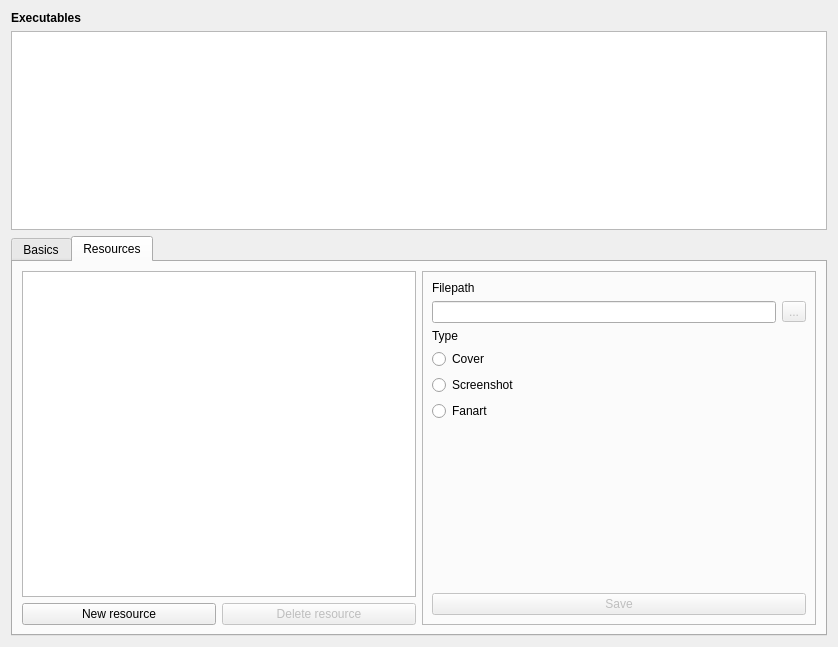
Before: the Qt Designer form res/executable.ui in remeh/mehstation-config, drawn with Qt 5.
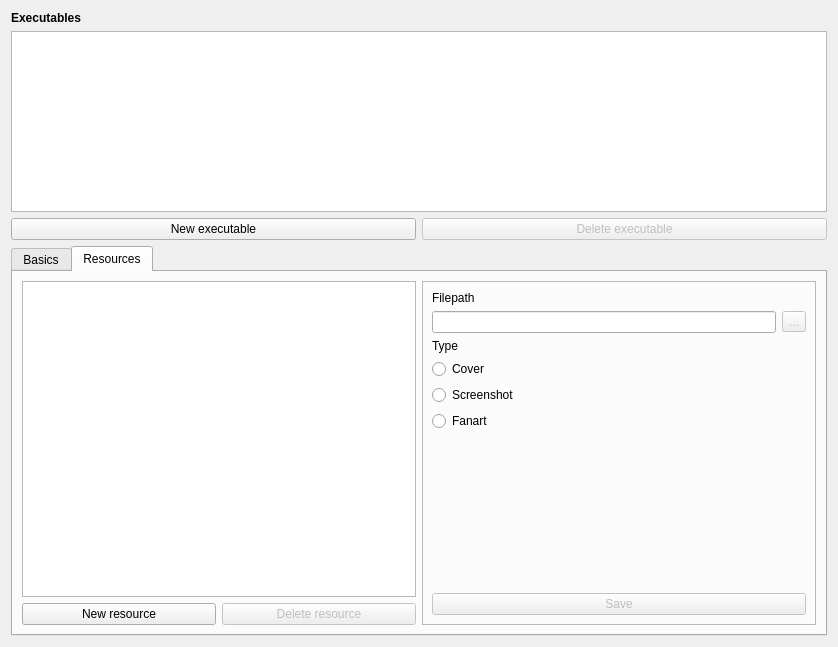
After: the same form once the commit is applied.

Commit message: Deletion of an executable.

Diff of the .ui file:
```diff
--- a/res/executable.ui
+++ b/res/executable.ui
@@ -25,7 +25,32 @@
     </widget>
    </item>
    <item>
-    <widget class="QListWidget" name="listExecutables"/>
+    <layout class="QVBoxLayout" name="verticalLayout_4">
+     <item>
+      <widget class="QListWidget" name="listExecutables"/>
+     </item>
+     <item>
+      <layout class="QHBoxLayout" name="horizontalLayout_10">
+       <item>
+        <widget class="QPushButton" name="newExecutable">
+         <property name="text">
+          <string>New executable</string>
+         </property>
+        </widget>
+       </item>
+       <item>
+        <widget class="QPushButton" name="deleteExecutable">
+         <property name="enabled">
+          <bool>false</bool>
+         </property>
+         <property name="text">
+          <string>Delete executable</string>
+         </property>
+        </widget>
+       </item>
+      </layout>
+     </item>
+    </layout>
    </item>
    <item>
     <widget class="QTabWidget" name="tabWidget">
```
The commit also changes 7 other files.
